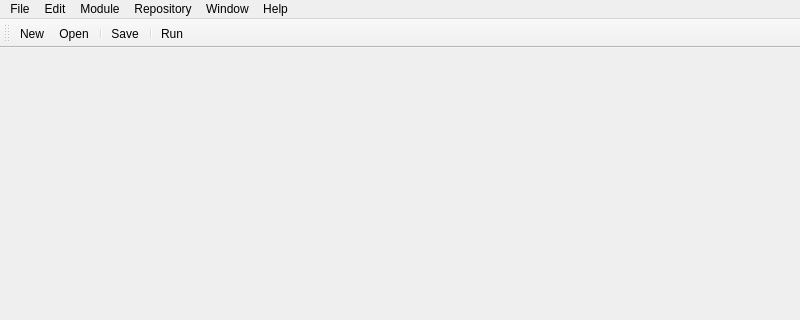
Old version of the form src/flua/Tools/IDE/ui/flua-ide.ui in the repository akyoto/flua; both pictures show x 0 to 800 and y 0 to 320 of the 800 by 600 pixel window.
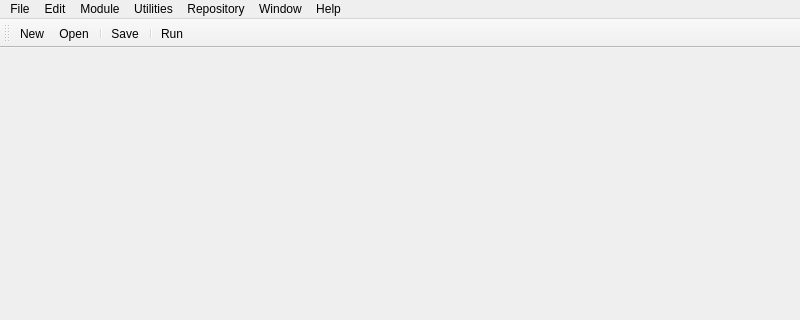
New version of the form. Icons and pictures are not drawn.

Commit message: Automatic creation if iteration loops when selecting an iterator

```diff
--- a/src/flua/Tools/IDE/ui/flua-ide.ui
+++ b/src/flua/Tools/IDE/ui/flua-ide.ui
@@ -115,9 +115,17 @@
     <addaction name="actionRepositoryList"/>
     <addaction name="actionConnectWithGitHub"/>
    </widget>
+   <widget class="QMenu" name="menuUtilities">
+    <property name="title">
+     <string>Utilities</string>
+    </property>
+    <addaction name="actionJumpToDefinition"/>
+    <addaction name="actionCreateDefaultImplementation"/>
+   </widget>
    <addaction name="menuFile"/>
    <addaction name="menuEdit"/>
    <addaction name="menuModule"/>
+   <addaction name="menuUtilities"/>
    <addaction name="menuRepository"/>
    <addaction name="menuWindows"/>
    <addaction name="menuHelp"/>
```
Left out of the diff: 10 changed lines with no effect on the pictures. The commit also changes 2 other files.
